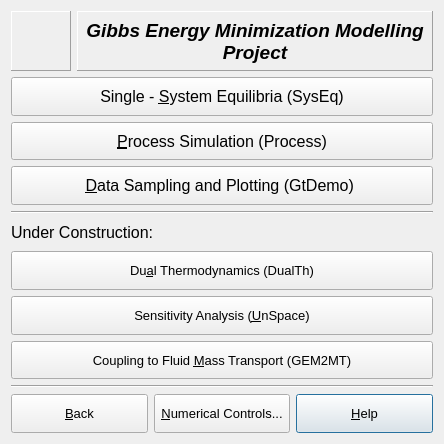
Above: gems3/vizor4/dlg4/EQDialog4.ui from gemshub/GEMSGUI before the change. Below: the same form after it.
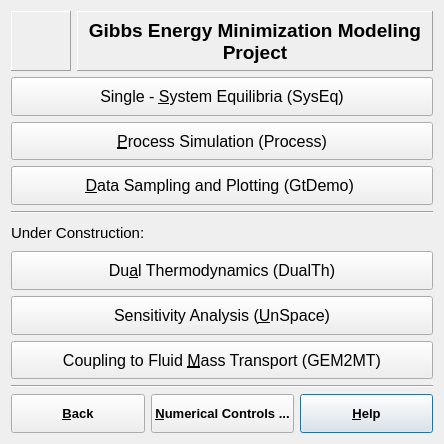
That is the form after the change. Icons and pictures are not drawn.

Diff of the .ui file:
```diff
--- a/gems3/vizor4/dlg4/EQDialog4.ui
+++ b/gems3/vizor4/dlg4/EQDialog4.ui
@@ -80,7 +80,7 @@
          <family>Arial</family>
          <pointsize>14</pointsize>
          <weight>75</weight>
-         <italic>true</italic>
+         <italic>false</italic>
          <bold>true</bold>
         </font>
        </property>
@@ -91,7 +91,7 @@
         <enum>QFrame::Raised</enum>
        </property>
        <property name="text">
-        <string>Gibbs Energy Minimization Modelling Project</string>
+        <string>Gibbs Energy Minimization Modeling Project</string>
        </property>
        <property name="alignment">
         <set>Qt::AlignCenter</set>
@@ -204,7 +204,7 @@
      </property>
      <property name="font">
       <font>
-       <pointsize>12</pointsize>
+       <pointsize>11</pointsize>
       </font>
      </property>
      <property name="text">
@@ -223,6 +223,11 @@
        <verstretch>0</verstretch>
       </sizepolicy>
      </property>
+     <property name="font">
+      <font>
+       <pointsize>12</pointsize>
+      </font>
+     </property>
      <property name="toolTip">
       <string/>
      </property>
@@ -242,6 +247,11 @@
        <verstretch>0</verstretch>
       </sizepolicy>
      </property>
+     <property name="font">
+      <font>
+       <pointsize>12</pointsize>
+      </font>
+     </property>
      <property name="toolTip">
       <string/>
      </property>
@@ -261,6 +271,11 @@
        <verstretch>0</verstretch>
       </sizepolicy>
      </property>
+     <property name="font">
+      <font>
+       <pointsize>12</pointsize>
+      </font>
+     </property>
      <property name="toolTip">
       <string/>
      </property>
@@ -298,6 +313,13 @@
          <verstretch>0</verstretch>
         </sizepolicy>
        </property>
+       <property name="font">
+        <font>
+         <pointsize>10</pointsize>
+         <weight>75</weight>
+         <bold>true</bold>
+        </font>
+       </property>
        <property name="toolTip">
         <string>Back to 'Thermodynamic database management' dialog</string>
        </property>
@@ -320,11 +342,18 @@
          <verstretch>0</verstretch>
         </sizepolicy>
        </property>
+       <property name="font">
+        <font>
+         <pointsize>10</pointsize>
+         <weight>75</weight>
+         <bold>true</bold>
+        </font>
+       </property>
        <property name="toolTip">
         <string>Press to check/adjust controls of the numerical modules (saved in Project record)</string>
        </property>
        <property name="text">
-        <string>&amp;Numerical Controls...</string>
+        <string>&amp;Numerical Controls ...</string>
        </property>
        <property name="shortcut">
         <string>Alt+N</string>
@@ -339,6 +368,13 @@
          <verstretch>0</verstretch>
         </sizepolicy>
        </property>
+       <property name="font">
+        <font>
+         <pointsize>10</pointsize>
+         <weight>75</weight>
+         <bold>true</bold>
+        </font>
+       </property>
        <property name="toolTip">
         <string>Learn about GEM chemical thermodynamic modelling technique</string>
        </property>
```
